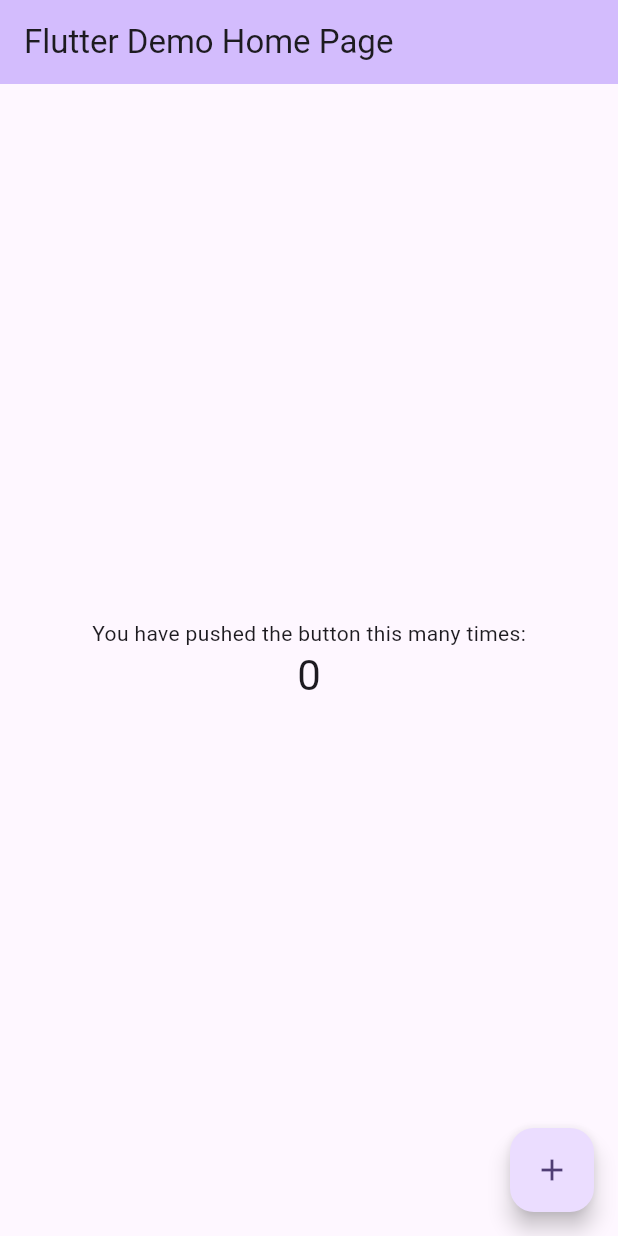
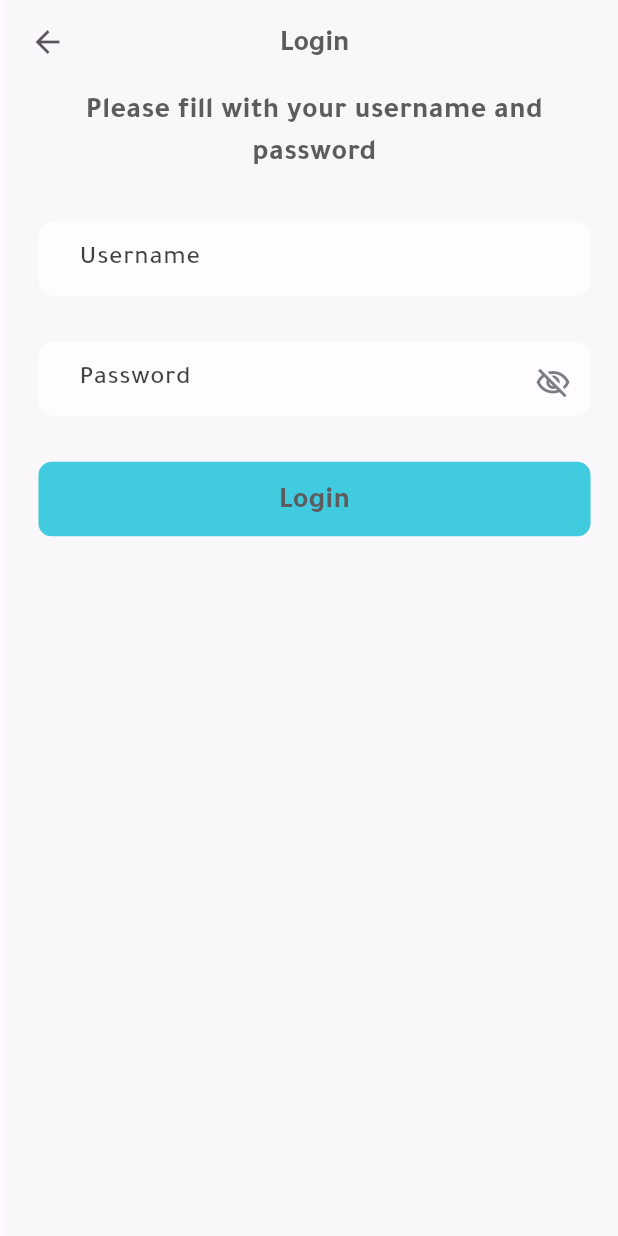
Before and after one commit to khaldounB/Task-Manager-App, a Flutter app: the screen it shows after launch, on a phone screen of 412 x 824 dp. Run offline on Flutter 3.47's test engine with Material 3 defaults, Android fonts, the phone set to English and light mode, and no system bars; our stand-ins replace cached_network_image, connectivity_plus, dio, flutter_offline, flutter_svg, get_it and 4 more; accounts and stored records are empty; generated files the repository leaves out were written again.

Commit message:
Login Screen

```diff
--- a/lib/authentication_provider.dart
+++ b/lib/authentication_provider.dart
@@ -10,12 +10,14 @@ import 'core/logic/singleton/statics.dart';
 
 class AuthenticationProvider extends ChangeNotifier {
   AuthenticationProvider({required BuildContext context}) {
-    app(context: context);
+    WidgetsBinding.instance.addPostFrameCallback((_) async {
+      await app(context: context);
+    });
   }
 
   Future<void> app({required BuildContext context}) async {
     if ((box.getSaveData(key: KKeys().token) ?? "0") != "0") {
-      context.pushReplacement('/home');
+      context.pushReplacement('/login');
     } else {
       context.pushReplacement('/login');
     }
--- a/lib/core/general_ui/input/text_input.dart
+++ b/lib/core/general_ui/input/text_input.dart
@@ -54,7 +54,7 @@ class TextInput extends StatelessWidget {
         style: TextStyle(
             fontFamily: KFonts().kMedium,
             fontSize: width(16),
-            color: KColors().kDarkBlackColor,
+            color: Colors.black,
             fontWeight: FontWeight.w700),
         cursorColor: KColors().kLightGray,
         cursorRadius: Radius.circular(10.w),
@@ -85,7 +85,7 @@ class TextInput extends StatelessWidget {
           hintStyle: TextStyle(
               fontSize: width(16),
               fontFamily: KFonts().kMedium,
-              color: KColors().kLightGray,
+              color: Colors.black,
               fontWeight: FontWeight.w400),
         ),
       ),
--- a/lib/core/utils/routes/router.dart
+++ b/lib/core/utils/routes/router.dart
@@ -2,13 +2,25 @@
 import 'package:go_router/go_router.dart';
 
 // Project imports:
+import '../../../authentication.dart';
+import '../../../features/authentication/ui/screens/login_screen.dart';
 
+// Project imports:
 
 class AppRouter {
   final GoRouter _router = GoRouter(
     initialLocation: '/',
     routes: <RouteBase>[
-
+      GoRoute(
+        path: '/',
+        builder: (context, state) => const Authentication(),
+        routes: [
+          GoRoute(
+            path: 'login',
+            builder: (context, state) => const LoginScreen(),
+          )
+        ],
+      ),
     ],
   );
 
--- /dev/null
+++ b/lib/features/authentication/ui/screens/login_screen.dart
@@ -0,0 +1,114 @@
+// Flutter imports:
+import 'package:flutter/material.dart';
+
+// Package imports:
+import 'package:provider/provider.dart';
+import 'package:taskmanager/core/general_ui/input/password_input.dart';
+import 'package:taskmanager/core/general_ui/input/text_input.dart';
+import 'package:taskmanager/core/logic/singleton/statics.dart';
+import 'package:taskmanager/core/services/login_services/login_services.dart';
+import 'package:taskmanager/features/authentication/data/requests/login_request.dart';
+
+// Project imports:
+import '../../../../core/constants/material_design/k_colors.dart';
+import '../../../../core/constants/material_design/k_fonts.dart';
+import '../../../../core/general_ui/progress_animated/progress_animated_widget.dart';
+import '../../../../core/general_ui/text/text_network.dart';
+import '../../providers/login_provider.dart';
+
+class LoginScreen extends StatelessWidget {
+  const LoginScreen({super.key});
+
+  @override
+  Widget build(BuildContext context) {
+    return ListenableProvider<LoginProvider>(
+      create: (context) => LoginProvider(),
+      child: Scaffold(
+        backgroundColor: KColors().kScaffoldColor,
+        appBar: AppBar(
+          backgroundColor: KColors().kScaffoldColor,
+          surfaceTintColor: KColors().kScaffoldColor,
+          centerTitle: true,
+          title: TextNetwork(
+            text: 'Login',
+            color: KColors().kDarkBlackColor,
+            fontFamily: KFonts().kBold,
+            fontSize: 18,
+          ),
+        ),
+        body: Consumer<LoginProvider>(builder: (context, provider, child) {
+          return ListView(
+            physics: const BouncingScrollPhysics(),
+            padding: EdgeInsets.symmetric(
+              horizontal: width(20),
+            ),
+            children: [
+              TextNetwork(
+                text: 'Please fill with your username and password',
+                color: KColors().kDarkBlackColor,
+                fontFamily: KFonts().kBold,
+                fontSize: 18,
+                align: TextAlign.center,
+              ),
+              SizedBox(
+                height: height(30),
+              ),
+              TextInput(
+                  hint: 'Username',
+                  colors: Colors.white,
+                  heighte: height(49),
+                  widthe: double.infinity,
+                  controller: provider.usernameController,
+                  textInputType: TextInputType.name,
+                  error: provider.usernameError),
+              SizedBox(
+                height: height(30),
+              ),
+              PasswordInput(
+                hint: 'Password',
+                colors: Colors.white,
+                heighte: height(49),
+                widthe: double.infinity,
+                controller: provider.passwordController,
+                textInputType: TextInputType.name,
+                error: provider.passwordError,
+                show: !provider.passwordHidden,
+                provider: provider,
+              ),
+              SizedBox(
+                height: height(30),
+              ),
+              GestureDetector(
+                onTap: () async {
+                  if (LoginServices()
+                      .checkLogin(provider: provider, context: context) && !provider.load) {
+                    await provider.login(
+                        LoginRequest(provider.usernameController.text,
+                            provider.passwordController.text),
+                        context);
+                  }
+                },
+                child: Container(
+                  width: double.infinity,
+                  height: height(49),
+                  decoration: BoxDecoration(
+                      borderRadius: BorderRadius.circular(width(8)),
+                      color: Colors.cyan),
+                  child: provider.load?
+                  LoadingLine(colors: KColors().kScaffoldColor)
+                      : TextNetwork(
+                    text: 'Login',
+                    color: KColors().kDarkBlackColor,
+                    fontFamily: KFonts().kBold,
+                    fontSize: 18,
+                    align: TextAlign.center,
+                  ),
+                ),
+              )
+            ],
+          );
+        }),
+      ),
+    );
+  }
+}
--- a/lib/main.dart
+++ b/lib/main.dart
@@ -1,126 +1,33 @@
+// Dart imports:
+import 'dart:async';
+
 // Flutter imports:
 import 'package:flutter/material.dart';
 
-void main() {
+// Package imports:
+import 'package:sizer/sizer.dart';
+
+// Project imports:
+import 'core/logic/singleton/singleton.dart';
+import 'core/utils/routes/router.dart';
+
+Future<void> main()async {
+  WidgetsFlutterBinding.ensureInitialized();
+  await singleton();
   runApp(const MyApp());
 }
 
 class MyApp extends StatelessWidget {
   const MyApp({super.key});
-
-  // This widget is the root of your application.
   @override
   Widget build(BuildContext context) {
-    return MaterialApp(
-      title: 'Flutter Demo',
-      theme: ThemeData(
-        // This is the theme of your application.
-        //
-        // TRY THIS: Try running your application with "flutter run". You'll see
-        // the application has a purple toolbar. Then, without quitting the app,
-        // try changing the seedColor in the colorScheme below to Colors.green
-        // and then invoke "hot reload" (save your changes or press the "hot
-        // reload" button in a Flutter-supported IDE, or press "r" if you used
-        // the command line to start the app).
-        //
-        // Notice that the counter didn't reset back to zero; the application
-        // state is not lost during the reload. To reset the state, use hot
-        // restart instead.
-        //
-        // This works for code too, not just values: Most code changes can be
-        // tested with just a hot reload.
-        colorScheme: ColorScheme.fromSeed(seedColor: Colors.deepPurple),
-        useMaterial3: true,
-      ),
-      home: const MyHomePage(title: 'Flutter Demo Home Page'),
+    return Sizer(
+      builder: (context, orientation, deviceType) {
+        return MaterialApp.router(
+          debugShowCheckedModeBanner: false,
+          routerConfig: AppRouter().router,
+        );
+      },
     );
   }
 }
-
-class MyHomePage extends StatefulWidget {
-  const MyHomePage({super.key, required this.title});
-
-  // This widget is the home page of your application. It is stateful, meaning
-  // that it has a State object (defined below) that contains fields that affect
-  // how it looks.
-
-  // This class is the configuration for the state. It holds the values (in this
-  // case the title) provided by the parent (in this case the App widget) and
-  // used by the build method of the State. Fields in a Widget subclass are
-  // always marked "final".
-
-  final String title;
-
-  @override
-  State<MyHomePage> createState() => _MyHomePageState();
-}
-
-class _MyHomePageState extends State<MyHomePage> {
-  int _counter = 0;
-
-  void _incrementCounter() {
-    setState(() {
-      // This call to setState tells the Flutter framework that something has
-      // changed in this State, which causes it to rerun the build method below
-      // so that the display can reflect the updated values. If we changed
-      // _counter without calling setState(), then the build method would not be
-      // called again, and so nothing would appear to happen.
-      _counter++;
-    });
-  }
-
-  @override
-  Widget build(BuildContext context) {
-    // This method is rerun every time setState is called, for instance as done
-    // by the _incrementCounter method above.
-    //
-    // The Flutter framework has been optimized to make rerunning build methods
-    // fast, so that you can just rebuild anything that needs updating rather
-    // than having to individually change instances of widgets.
-    return Scaffold(
-      appBar: AppBar(
-        // TRY THIS: Try changing the color here to a specific color (to
-        // Colors.amber, perhaps?) and trigger a hot reload to see the AppBar
-        // change color while the other colors stay the same.
-        backgroundColor: Theme.of(context).colorScheme.inversePrimary,
-        // Here we take the value from the MyHomePage object that was created by
-        // the App.build method, and use it to set our appbar title.
-        title: Text(widget.title),
-      ),
-      body: Center(
-        // Center is a layout widget. It takes a single child and positions it
-        // in the middle of the parent.
-        child: Column(
-          // Column is also a layout widget. It takes a list of children and
-          // arranges them vertically. By default, it sizes itself to fit its
-          // children horizontally, and tries to be as tall as its parent.
-          //
-          // Column has various properties to control how it sizes itself and
-          // how it positions its children. Here we use mainAxisAlignment to
-          // center the children vertically; the main axis here is the vertical
-          // axis because Columns are vertical (the cross axis would be
-          // horizontal).
-          //
-          // TRY THIS: Invoke "debug painting" (choose the "Toggle Debug Paint"
-          // action in the IDE, or press "p" in the console), to see the
-          // wireframe for each widget.
-          mainAxisAlignment: MainAxisAlignment.center,
-          children: <Widget>[
-            const Text(
-              'You have pushed the button this many times:',
-            ),
-            Text(
-              '$_counter',
-              style: Theme.of(context).textTheme.headlineMedium,
-            ),
-          ],
-        ),
-      ),
-      floatingActionButton: FloatingActionButton(
-        onPressed: _incrementCounter,
-        tooltip: 'Increment',
-        child: const Icon(Icons.add),
-      ), // This trailing comma makes auto-formatting nicer for build methods.
-    );
-  }
-}
```
Also changed, not shown: lib/authentication.dart (+10 -7 lines), lib/core/general_ui/input/password_input.dart (+7 -14 lines), lib/core/logic/interceptor/interceptor.dart (+12 -1 lines), lib/core/services/login_services/login_services.dart (added, +26 -0 lines), lib/features/authentication/data/models/login_model.dart (+8 -8 lines), lib/features/authentication/network/repo/authentication_repo.dart (+2 -27 lines), lib/features/authentication/providers/login_provider.dart (+47 -8 lines), lib/features/authentication/data/models/login_model.g.dart.
